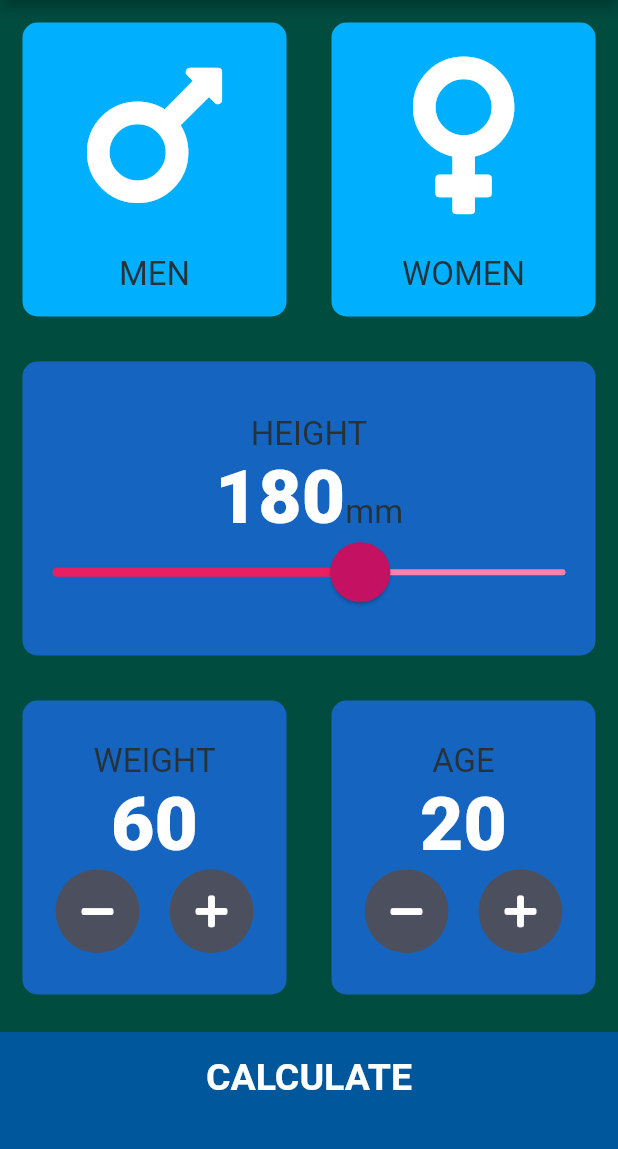
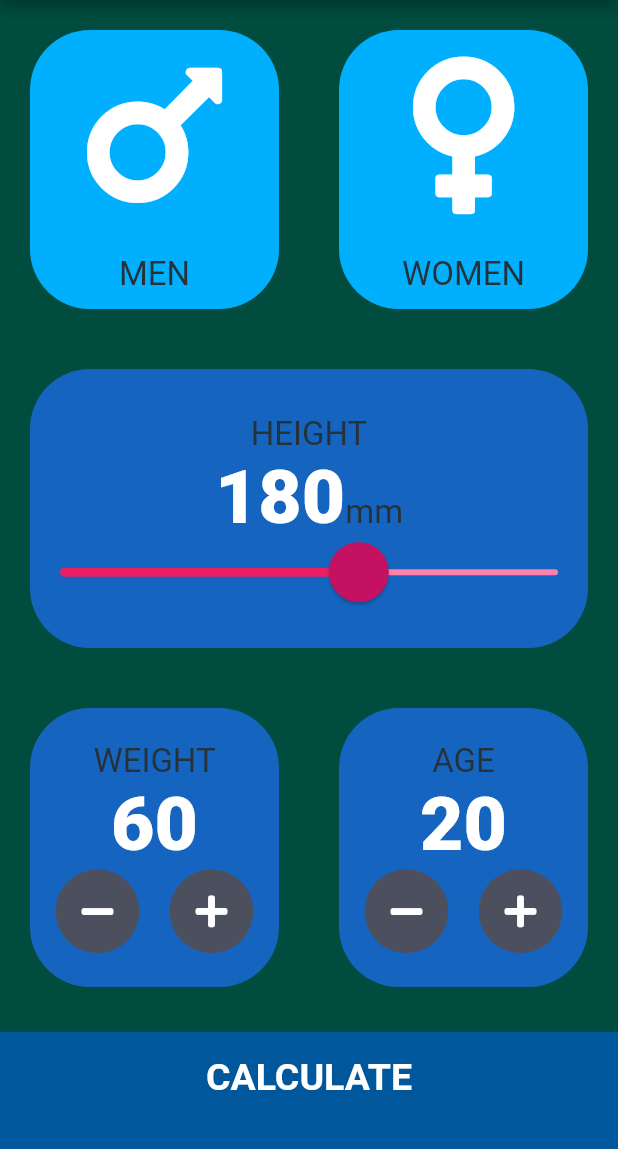
Before and after one commit to smamaHsn/BMI_Advanced_CALCULATOR_In_FLUTTER, a Flutter app: the screen it shows after launch, on a phone screen of 412 x 824 dp, the part 84-1233 px from its top. Run offline on Flutter 3.47's test engine with Material 2 defaults, Android fonts, the phone set to English and light mode, and no system bars; our stand-ins replace font_awesome_flutter.

Commit message:
Home page Buttons corner curved

```diff
--- a/lib/components/reusable_card.dart
+++ b/lib/components/reusable_card.dart
@@ -13,10 +13,10 @@ class ReusableCard extends StatelessWidget {
       onTap: onPress,
       child: Container(
         child: cardChild,
-        margin: EdgeInsets.all(15.0),
+        margin: EdgeInsets.all(20.0),
         decoration: BoxDecoration(
           color: colour,
-          borderRadius: BorderRadius.circular(10.0),
+          borderRadius: BorderRadius.circular(40.0),
         ),
       ),
     );
```
